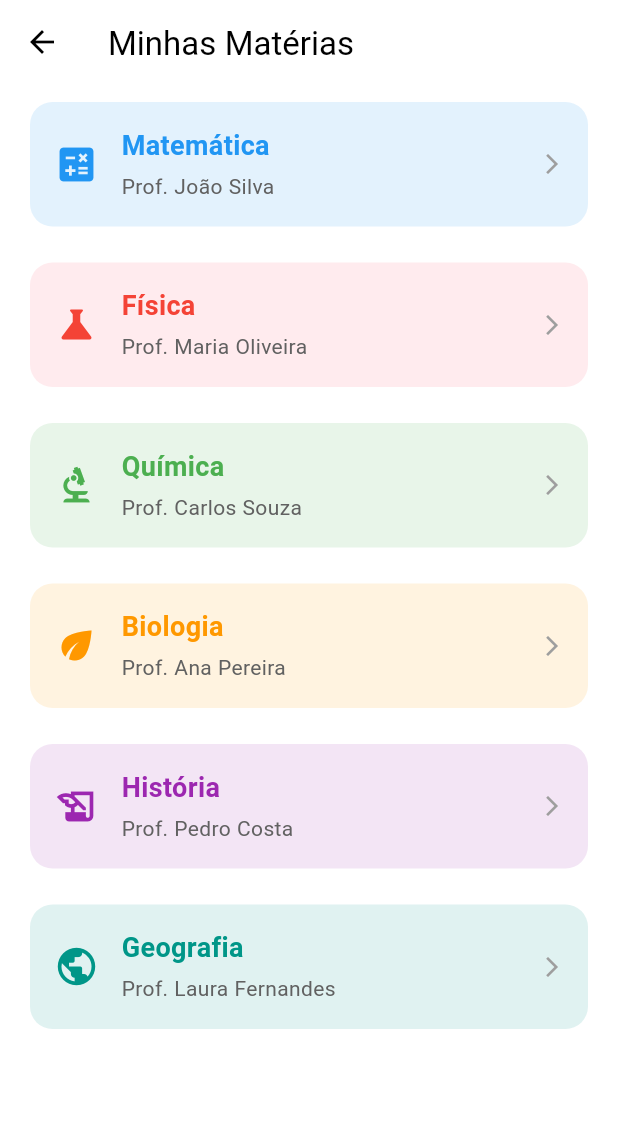
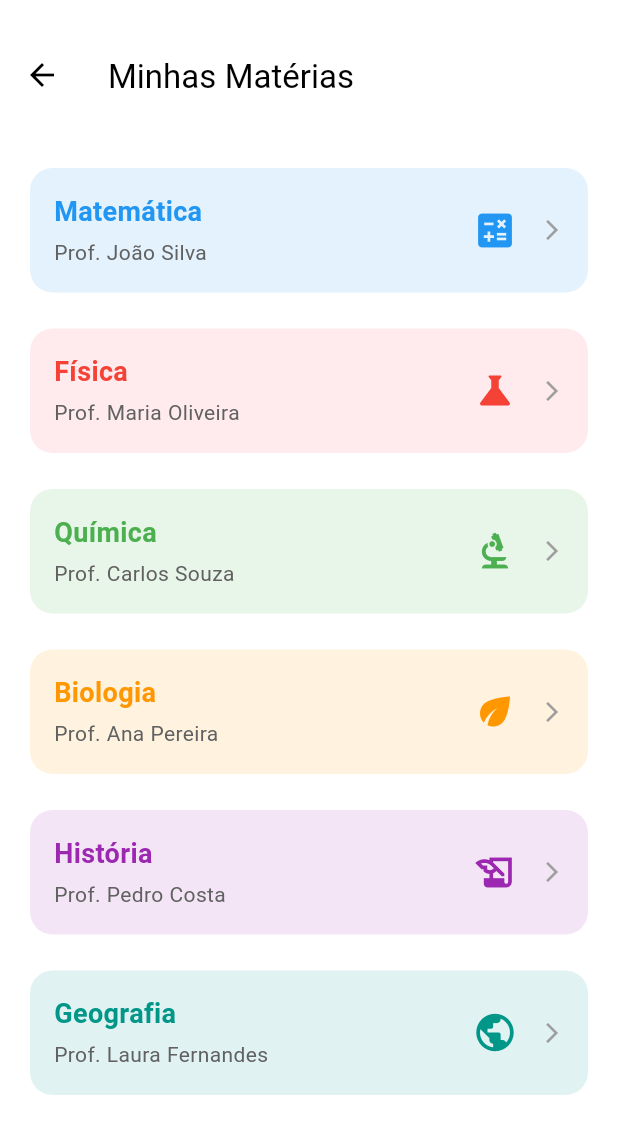
Before and after one commit to PoliGrades/Frontend, a Flutter app: the MobileHomeScreen screen opened directly, after a tap on "Ver todas", on a phone screen of 412 x 824 dp. Shown: the top 1134 px of the screen. Run offline on Flutter 3.47's test engine with Material 3 defaults, Android fonts, the light colour scheme and no system bars; our stand-ins replace fl_chart, google_fonts, syncfusion_flutter_calendar; missing offline and left inert: syncfusion_localizations.

Commit message:
fix: rearrange CourseOverviewCard layout

```diff
--- a/lib/src/course_overview_screen.dart
+++ b/lib/src/course_overview_screen.dart
@@ -45,6 +45,7 @@ class MobileCourseOverviewScreen extends StatelessWidget {
     return Scaffold(
       backgroundColor: Colors.white,
       appBar: AppBar(
+        toolbarHeight: 100,
         title: Text(
           "Minhas Matérias",
           style: TextStyle(
@@ -58,6 +59,7 @@ class MobileCourseOverviewScreen extends StatelessWidget {
         iconTheme: const IconThemeData(color: Colors.black),
       ),
       body: ListView.builder(
+        padding: EdgeInsets.zero,
         itemCount: courses.length,
         itemBuilder: (context, index) {
           final course = courses[index];
@@ -82,7 +84,7 @@ class DesktopCourseOverviewScreen extends StatelessWidget {
             crossAxisAlignment: CrossAxisAlignment.start,
             children: [
               Padding(
-                padding: const EdgeInsets.fromLTRB(20.0, 30.0, 20.0, 10.0),
+                padding: const EdgeInsets.fromLTRB(20.0, 30.0, 20.0, 0.0),
                 child: Text(
                   "Minhas Matérias",
                   style: TextStyle(
@@ -97,7 +99,7 @@ class DesktopCourseOverviewScreen extends StatelessWidget {
               ),
               Expanded(
                 child: ListView.builder(
-                  padding: const EdgeInsets.only(top: 10.0),
+                  padding: const EdgeInsets.only(top: 0.0),
                   itemCount: courses.length,
                   itemBuilder: (context, index) {
                     final course = courses[index];
--- a/lib/src/home_screen.dart
+++ b/lib/src/home_screen.dart
@@ -196,7 +196,7 @@ class MobileHomeScreen extends StatelessWidget {
                               "Ver todas",
                               style: TextStyle(
                                 fontFamily:
-                                    GoogleFonts.leagueSpartan().fontFamily,
+                                  GoogleFonts.leagueSpartan().fontFamily,
                                 fontSize: 12,
                                 fontWeight: FontWeight.bold,
                                 color: Colors.blue,
@@ -282,7 +282,7 @@ class MobileHomeScreen extends StatelessWidget {
                   height: 250,
                   child: Column(
                     mainAxisAlignment: MainAxisAlignment.start,
-                    spacing: 15,
+                    spacing: 20,
                     children: [
                       Row(
                         mainAxisAlignment: MainAxisAlignment.spaceBetween,
--- a/lib/src/widgets/course_overview_card.dart
+++ b/lib/src/widgets/course_overview_card.dart
@@ -24,8 +24,6 @@ class CourseOverviewCard extends StatelessWidget {
             padding: const EdgeInsets.all(16.0),
             child: Row(
               children: [
-                Icon(course.icon, size: 30, color: course.color),
-                const SizedBox(width: 15),
                 Expanded(
                   child: Column(
                     crossAxisAlignment: CrossAxisAlignment.start,
@@ -49,6 +47,8 @@ class CourseOverviewCard extends StatelessWidget {
                     ],
                   ),
                 ),
+                Icon(course.icon, size: 30, color: course.color),
+                const SizedBox(width: 15),
                 const Icon(Icons.arrow_forward_ios, size: 16, color: Colors.grey),
               ],
             ),
```
